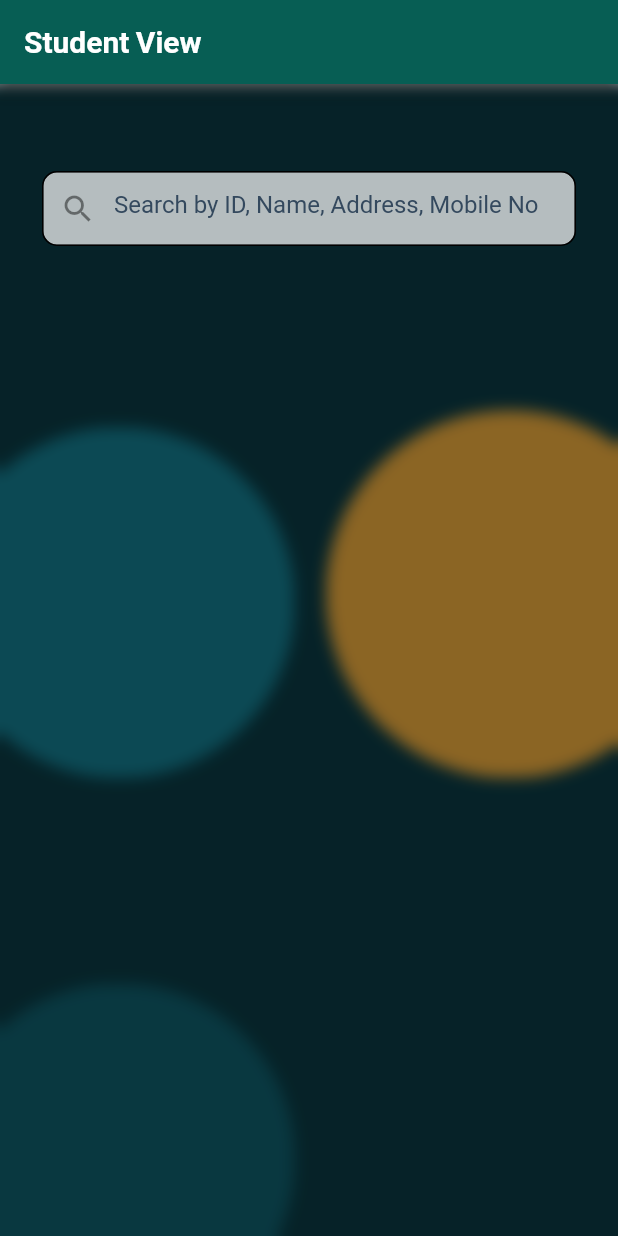
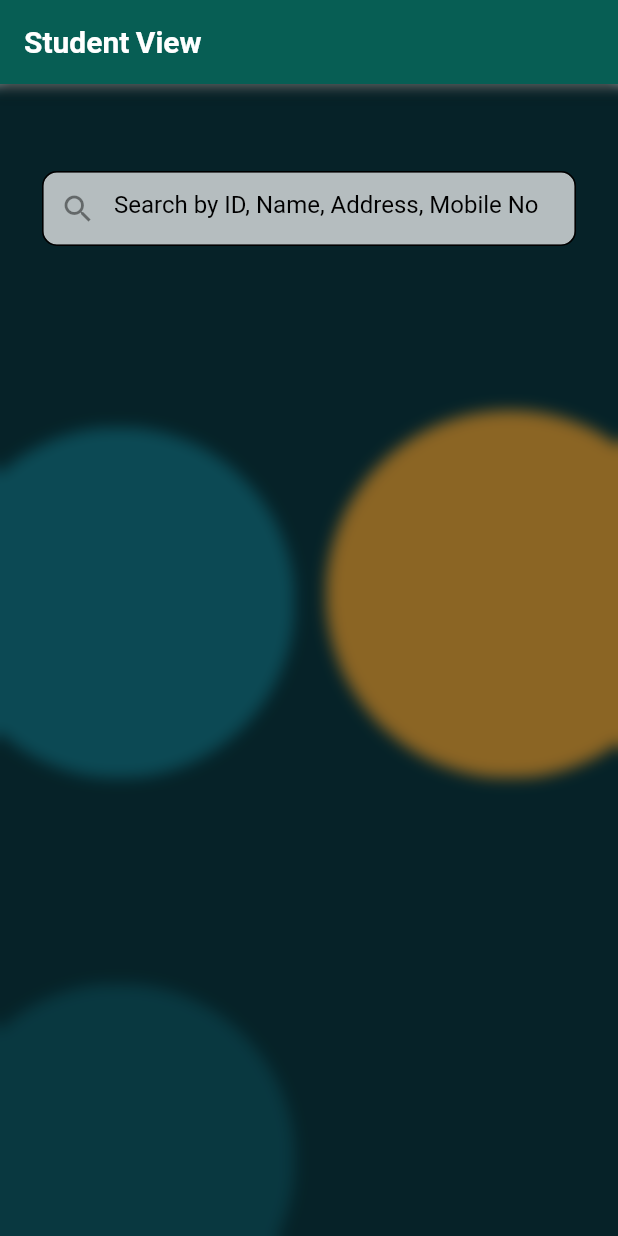
Before and after one commit to sumathipala-hes/training-ramp-up, a Flutter app: the screen it shows after launch, on a phone screen of 412 x 824 dp. Run offline on Flutter 3.47's test engine with Material 2 defaults, Android fonts, the phone set to English and light mode, and no system bars; our stand-ins replace firebase_core, firebase_messaging, flutter_bloc, fluttertoast, google_fonts, logger; accounts and stored records are empty; network calls fail; Roboto replaces fonts that are missing (Ubuntu).

Commit message:
Refactored code

```diff
--- a/front_end/lib/ui/user_home_page/user_home_page_event.dart
+++ b/front_end/lib/ui/user_home_page/user_home_page_event.dart
@@ -6,3 +6,9 @@ abstract class UserHomePageEvent {}
 class GetAllStudent extends UserHomePageEvent {
   GetAllStudent();
 }
+
+class GetStudentByOne extends UserHomePageEvent {
+  final String search;
+
+  GetStudentByOne(this.search);
+}
--- a/front_end/lib/ui/user_home_page/user_home_page_provider.dart
+++ b/front_end/lib/ui/user_home_page/user_home_page_provider.dart
@@ -11,7 +11,7 @@ class UserHomePageProvider extends StatelessWidget {
   Widget build(BuildContext context) {
     return BlocProvider(
       create: (context) => UserHomePageBloc(),
-      child: const UserHomePageView(),
+      child: UserHomePageView(),
     );
   }
 }
--- a/front_end/lib/ui/user_home_page/user_home_page_view.dart
+++ b/front_end/lib/ui/user_home_page/user_home_page_view.dart
@@ -3,6 +3,7 @@ import 'dart:ui';
 import 'package:flutter/material.dart';
 import 'package:flutter_bloc/flutter_bloc.dart';
 import 'package:front_end/ui/user_home_page/user_home_page_bloc.dart';
+import 'package:front_end/ui/user_home_page/user_home_page_event.dart';
 import 'package:front_end/ui/user_home_page/user_home_page_state.dart';
 import 'package:google_fonts/google_fonts.dart';
 
@@ -10,7 +11,9 @@ import '../../model/student_model.dart';
 import '../widget/card_details.dart';
 
 class UserHomePageView extends StatelessWidget {
-  const UserHomePageView({super.key});
+  UserHomePageView({super.key});
+
+  final TextEditingController searchController = TextEditingController();
 
   Widget _buildStudentCardView(BuildContext context, Student student) {
     return GestureDetector(
@@ -36,6 +39,8 @@ class UserHomePageView extends StatelessWidget {
 
   @override
   Widget build(BuildContext context) {
+    final userHomePage = BlocProvider.of<UserHomePageBloc>(context);
+
     return Scaffold(
       appBar: AppBar(
         title: Text(
@@ -83,16 +88,26 @@ class UserHomePageView extends StatelessWidget {
                           Radius.circular(10),
                         ),
                       ),
-                      child: const TextField(
-                        decoration: InputDecoration(
+                      child: TextField(
+                        controller: searchController,
+                        onChanged: (value) => {
+                          userHomePage.add(
+                            GetStudentByOne(
+                              searchController.text.trim(),
+                            ),
+                          ),
+                        },
+                        decoration: const InputDecoration(
                           prefixIcon: Icon(Icons.search),
                           border: OutlineInputBorder(
                             borderRadius: BorderRadius.all(
                               Radius.circular(10),
                             ),
                           ),
-                          hintText:
-                              'Search by ID, Name, Address, Mobile No', // Move hint text here
+                          hintText: 'Search by ID, Name, Address, Mobile No',
+                          hintStyle: TextStyle(
+                            color: Colors.black,
+                          ),
                         ),
                       ),
                     ),
```
Also changed, not shown: front_end/lib/repository/student_repository.dart (+10 -0 lines), front_end/lib/ui/user_home_page/user_home_page_bloc.dart (+37 -2 lines), 3 other files.
